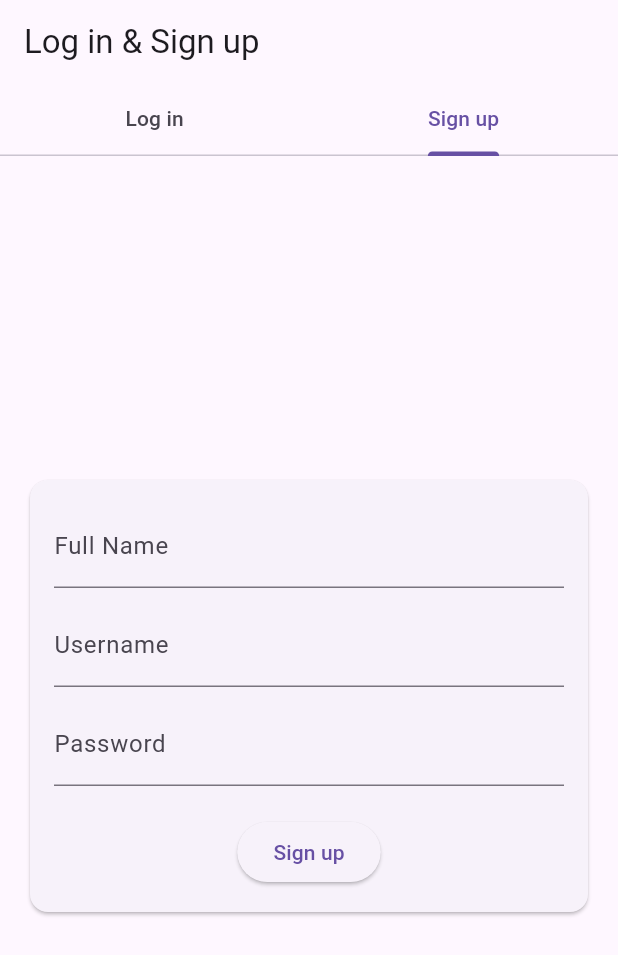
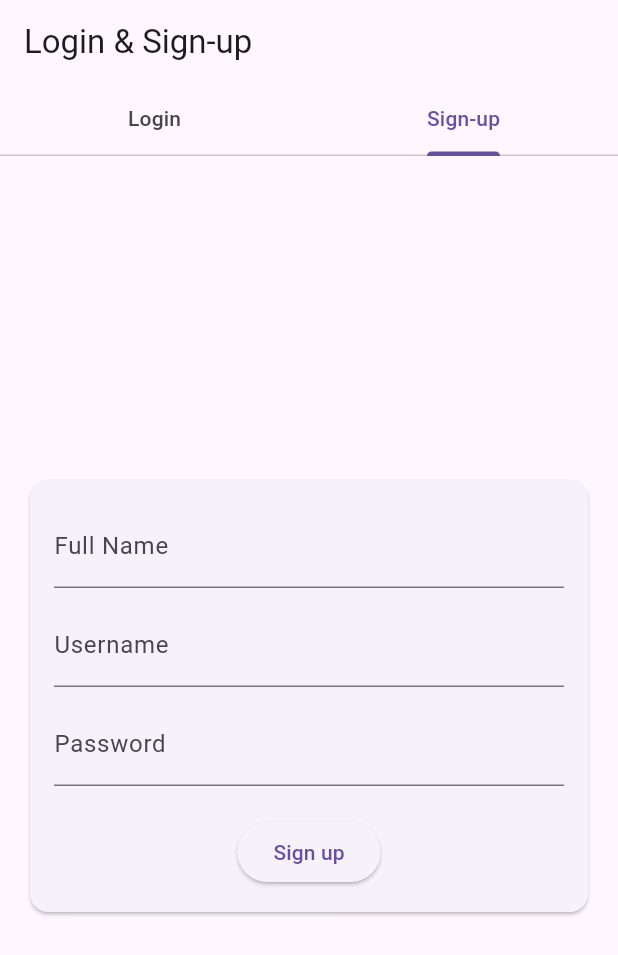
Before and after one commit to maskaravivek/fingerprintjs_flutter_sample, a Flutter app: the screen it shows after launch, tab 2 chosen, after a tap on "Sign up", on a phone screen of 412 x 824 dp. Shown: the top 955 px of the screen. Run offline on Flutter 3.47's test engine with Material 3 defaults, Android fonts, the phone set to English and light mode, and no system bars; missing offline and left inert: fpjs_pro_plugin.

Commit message:
Update copy

```diff
--- a/lib/login.dart
+++ b/lib/login.dart
@@ -34,7 +34,7 @@ class _LoginCardState extends State<LoginCard> {
       } else {
         print("responseJson ${responseJson}");
         ScaffoldMessenger.of(context).showSnackBar(SnackBar(
-          content: Text('Log in failed - ${responseJson['message']}'),
+          content: Text('Login failed - ${responseJson['message']}'),
         ));
       }
     } on PlatformException catch (e) {
--- a/lib/main.dart
+++ b/lib/main.dart
@@ -18,11 +18,11 @@ class MainApp extends StatelessWidget {
         length: 2,
         child: Scaffold(
           appBar: AppBar(
-            title: Text('Log in & Sign up'),
+            title: Text('Login & Sign-up'),
             bottom: TabBar(
               tabs: [
-                Tab(text: 'Log in'),
-                Tab(text: 'Sign up'),
+                Tab(text: 'Login'),
+                Tab(text: 'Sign-up'),
               ],
             ),
           ),
--- a/lib/signup.dart
+++ b/lib/signup.dart
@@ -55,7 +55,7 @@ class _SignupCardState extends State<SignupCard> {
       } else {
         print("responseJson ${responseJson}");
         ScaffoldMessenger.of(context).showSnackBar(SnackBar(
-          content: Text('Sign up failed - ${responseJson['message']}'),
+          content: Text('Sign-up failed - ${responseJson['message']}'),
         ));
       }
     } on PlatformException catch (e) {
```
